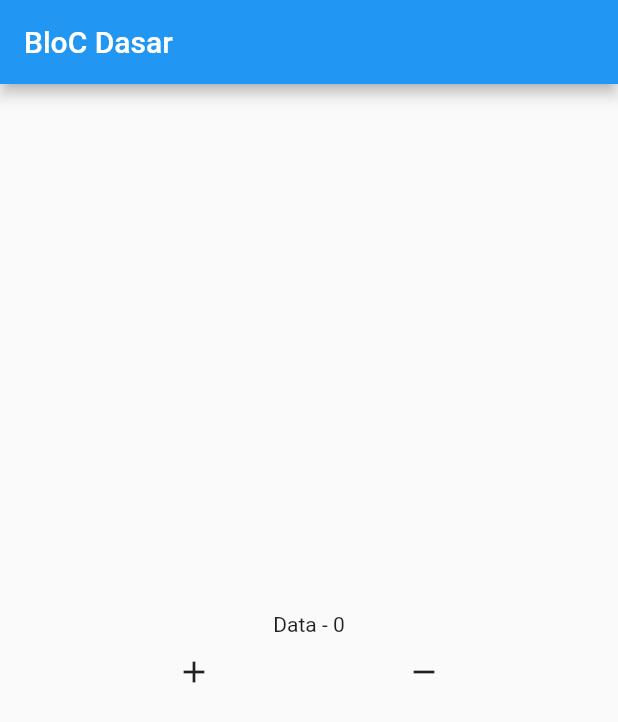
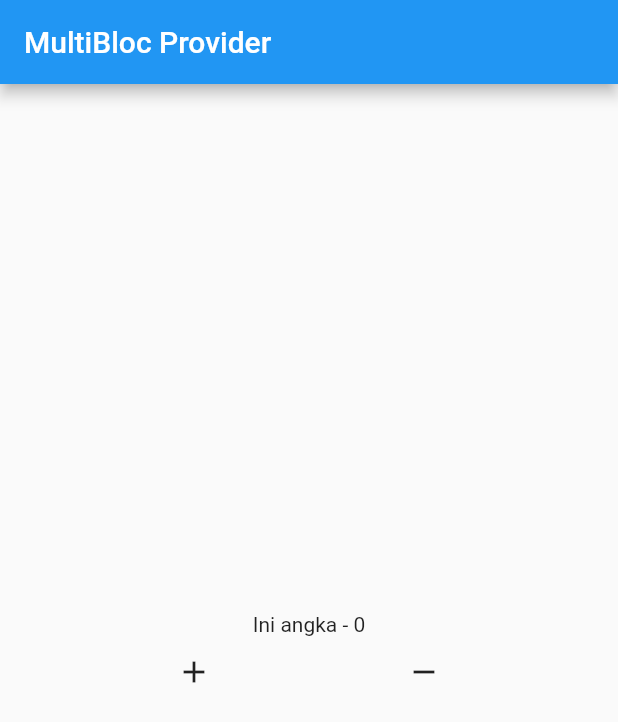
Before and after one commit to dikynugraha1111/state_bloc, a Flutter app: the screen it shows after launch, after a tap on the "add" icon, after a tap on the "remove" icon, on a phone screen of 412 x 824 dp. Shown: the top 722 px of the screen. Run offline on Flutter 3.47's test engine with Material 2 defaults, Android fonts, the phone set to English and light mode, and no system bars; our stand-ins replace bloc, flutter_bloc.

Commit message:
Update BlocMeet4 - MultiBlocProvider

```diff
--- a/lib/main.dart
+++ b/lib/main.dart
@@ -3,21 +3,34 @@ import 'package:flutter_bloc/flutter_bloc.dart';
 import 'package:try_bloc/meet_1/ui/home.dart';
 import 'package:try_bloc/meet_2/state/counter_bloc.dart';
 import 'package:try_bloc/meet_3/state/counter_bloc.dart';
+import 'package:try_bloc/meet_4/state/counter_bloc.dart';
+import 'package:try_bloc/meet_4/ui/home.dart';
 
 void main() {
-  runApp(const MyApp());
+  runApp(MyApp());
 }
 
 class MyApp extends StatelessWidget {
-  const MyApp({Key? key}) : super(key: key);
+  MyApp({Key? key}) : super(key: key);
+  final ThemeData light = ThemeData.light();
+  final ThemeData dark = ThemeData.dark();
 
   // This widget is the root of your application.
   @override
   Widget build(BuildContext context) {
-    return MaterialApp(
-      home: BlocProvider(
-        create: (context) => CounterBloc3(0),
-        child: const HomeMeet1(),
+    return MultiBlocProvider(
+      providers: [
+        BlocProvider(
+          create: (context) => CounterBloc4(),
+        )
+      ],
+      child: BlocBuilder<CounterBloc4, int>(
+        builder: (context, state) {
+          return MaterialApp(
+            theme: context.read<CounterBloc4>().light ? light : dark,
+            home: const HomeMeet4(),
+          );
+        },
       ),
     );
   }
--- /dev/null
+++ b/lib/meet_4/state/counter_bloc.dart
@@ -0,0 +1,26 @@
+import 'package:flutter_bloc/flutter_bloc.dart';
+
+class CounterBloc4 extends Cubit<int> {
+  CounterBloc4() : super(0);
+
+  bool _light = true;
+  get light => _light;
+
+  int _counter = 0;
+  get counter => _counter;
+
+  void cTheme() {
+    _light = !_light;
+    emit(1);
+  }
+
+  void add() {
+    _counter++;
+    emit(_counter);
+  }
+
+  void minus() {
+    _counter--;
+    emit(_counter);
+  }
+}
--- /dev/null
+++ b/lib/meet_4/ui/home.dart
@@ -0,0 +1,46 @@
+import 'package:flutter/material.dart';
+import 'package:flutter_bloc/flutter_bloc.dart';
+import 'package:try_bloc/meet_4/state/counter_bloc.dart';
+
+class HomeMeet4 extends StatelessWidget {
+  const HomeMeet4({Key? key}) : super(key: key);
+
+  @override
+  Widget build(BuildContext context) {
+    return Scaffold(
+      appBar: AppBar(
+        title: const Text("MultiBloc Provider"),
+      ),
+      body: Center(
+        child: Column(
+          mainAxisAlignment: MainAxisAlignment.center,
+          children: [
+            BlocBuilder<CounterBloc4, int>(
+              builder: (context, state) {
+                return Text(
+                    "Ini angka - ${context.read<CounterBloc4>().counter}");
+              },
+            ),
+            Row(
+              mainAxisAlignment: MainAxisAlignment.spaceEvenly,
+              children: [
+                IconButton(
+                  onPressed: () {
+                    context.read<CounterBloc4>().add();
+                  },
+                  icon: const Icon(Icons.add),
+                ),
+                IconButton(
+                  onPressed: () {
+                    context.read<CounterBloc4>().minus();
+                  },
+                  icon: const Icon(Icons.remove),
+                )
+              ],
+            ),
+          ],
+        ),
+      ),
+    );
+  }
+}
```
Also changed, not shown: lib/meet_4/state/theme_bloc.dart (added), 6 other files.
